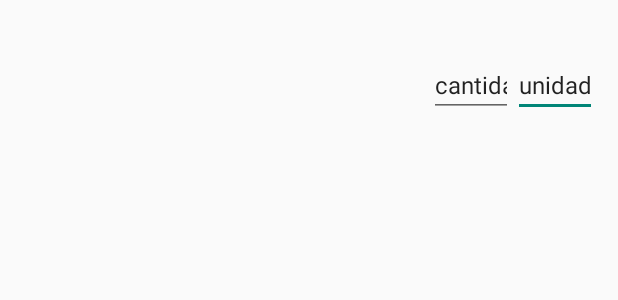
After one commit to jenni-arias/WeWant2Cook, an Android app: the layout activity_shopping_item.xml on its own in the app's theme, with its tools: preview values and no code run, on a phone screen of 412 x 824 dp. The commit adds this screen. Shown: the top 300 px of the screen. Run offline under Robolectric (Android 15) with nearby library versions, the phone set to English and light mode, and no system bars.

Commit message:
Unificación Jenny y mio + firebase en la Shopping List

```diff
--- a/app/build.gradle
+++ b/app/build.gradle
@@ -21,11 +21,14 @@ android {
 
 dependencies {
     compile fileTree(dir: 'libs', include: ['*.jar'])
-    compile 'com.android.support:appcompat-v7:22.1.1'
     androidTestCompile('com.android.support.test.espresso:espresso-core:2.2.2', {
         exclude group: 'com.android.support', module: 'support-annotations'
     })
     compile 'com.android.support:appcompat-v7:26.+'
     compile 'com.android.support.constraint:constraint-layout:1.0.2'
+    compile 'com.google.firebase:firebase-core:9.4.0'
+    compile 'com.google.firebase:firebase-database:9.4.0'
+    compile 'com.firebaseui:firebase-ui-database:1.0.1'
     testCompile 'junit:junit:4.12'
 }
+apply plugin: 'com.google.gms.google-services'
--- a/app/src/main/AndroidManifest.xml
+++ b/app/src/main/AndroidManifest.xml
@@ -16,6 +16,8 @@
                 <category android:name="android.intent.category.LAUNCHER" />
             </intent-filter>
         </activity>
+        <activity android:name=".ShoppingItem" />
+        <activity android:name=".ShoppingList" />
     </application>
 
 </manifest>
--- /dev/null
+++ b/app/src/main/res/layout/activity_shopping_item.xml
@@ -0,0 +1,47 @@
+<?xml version="1.0" encoding="utf-8"?>
+<RelativeLayout xmlns:android="http://schemas.android.com/apk/res/android"
+    xmlns:app="http://schemas.android.com/apk/res-auto"
+    xmlns:tools="http://schemas.android.com/tools"
+    android:layout_width="match_parent"
+    android:layout_height="match_parent"
+    android:padding="14dp"
+    tools:context="arias.jenifer.wewant2cook.ShoppingItem">
+
+    <TextView
+        android:id="@+id/item_nombre"
+        android:layout_width="wrap_content"
+        android:layout_height="?attr/listPreferredItemHeight"
+        android:layout_alignParentEnd="true"
+        android:layout_alignParentLeft="true"
+        android:layout_alignParentRight="true"
+        android:layout_alignParentStart="true"
+        android:gravity="center_vertical"
+        android:textSize="20sp" />
+
+    <EditText
+        android:id="@+id/edit_unidades"
+        android:layout_width="wrap_content"
+        android:layout_height="wrap_content"
+        android:layout_alignBottom="@+id/item_nombre"
+        android:layout_alignParentEnd="true"
+        android:layout_alignParentRight="true"
+        android:ems="3"
+        android:inputType="textPersonName"
+        android:gravity="center_horizontal"
+        android:text="unidades"
+        android:textSize="16sp" />
+
+    <EditText
+        android:id="@+id/edit_cantidad"
+        android:layout_width="wrap_content"
+        android:layout_height="wrap_content"
+        android:layout_alignTop="@+id/edit_unidades"
+        android:layout_toLeftOf="@+id/edit_unidades"
+        android:layout_toStartOf="@+id/edit_unidades"
+        android:ems="3"
+        android:inputType="number"
+        android:gravity="center_horizontal"
+        android:text="cantidad"
+        android:textSize="16sp" />
+
+</RelativeLayout>
--- a/build.gradle
+++ b/build.gradle
@@ -6,6 +6,7 @@ buildscript {
     }
     dependencies {
         classpath 'com.android.tools.build:gradle:2.3.3'
+        classpath 'com.google.gms:google-services:3.1.0'
 
         // NOTE: Do not place your application dependencies here; they belong
         // in the individual module build.gradle files
```
Also changed, not shown: app/src/main/java/arias/jenifer/wewant2cook/ShoppingItem.java (added, +53 -0 lines), app/src/main/java/arias/jenifer/wewant2cook/ShoppingList.java (added, +142 -0 lines), app/src/main/java/arias/jenifer/wewant2cook/ShoppingListAdapter.java (added, +45 -0 lines), app/src/main/java/arias/jenifer/wewant2cook/WeWant2CookActivity.java (+19 -1 lines), app/src/main/res/layout/activity_shopping_list.xml (added, +62 -0 lines).
